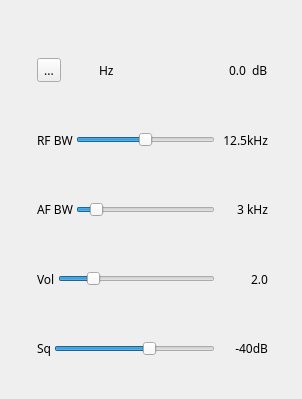
The window that plugins/channel/wfm/wfmdemodgui.ui (f4exb/sdrangel) describes before a commit, drawn with Qt 5.
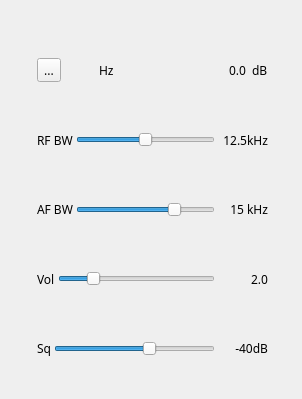
The same window after the commit. Icons and pictures are not drawn. Custom widgets are drawn as their Qt base class.

Commit message: Added missing tooltips in channel GUIs

Patch:
```diff
--- a/plugins/channel/wfm/wfmdemodgui.ui
+++ b/plugins/channel/wfm/wfmdemodgui.ui
@@ -210,7 +210,7 @@
          <number>1</number>
         </property>
         <property name="value">
-         <number>3</number>
+         <number>15</number>
         </property>
         <property name="orientation">
          <enum>Qt::Horizontal</enum>
@@ -226,7 +226,7 @@
          </size>
         </property>
         <property name="text">
-         <string>3 kHz</string>
+         <string>15 kHz</string>
         </property>
         <property name="alignment">
          <set>Qt::AlignRight|Qt::AlignTrailing|Qt::AlignVCenter</set>
```
Left out of the diff: 12 changed lines with no effect on the pictures. The commit also changes 6 other files.
